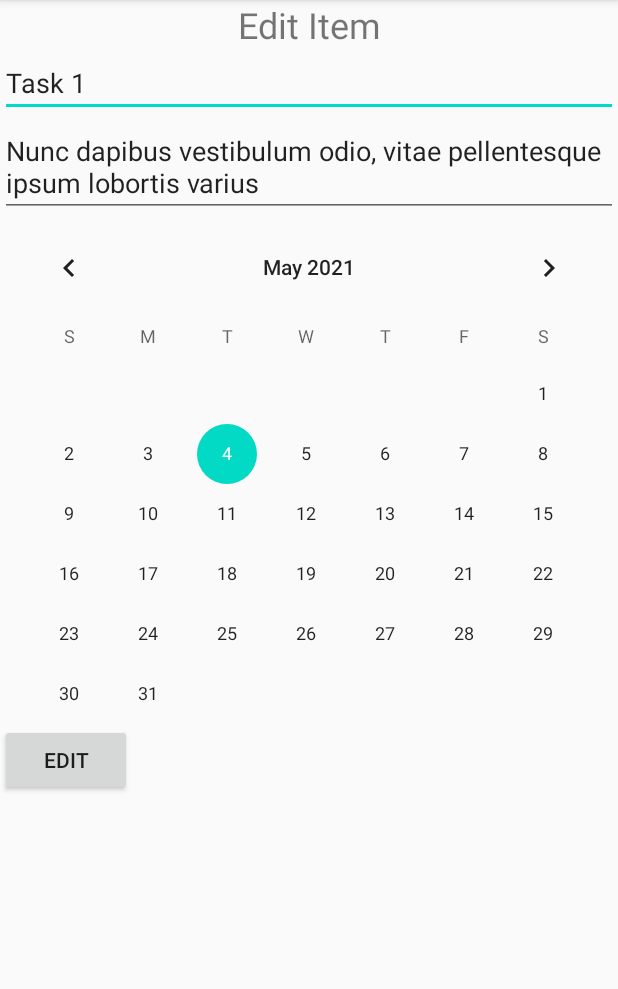
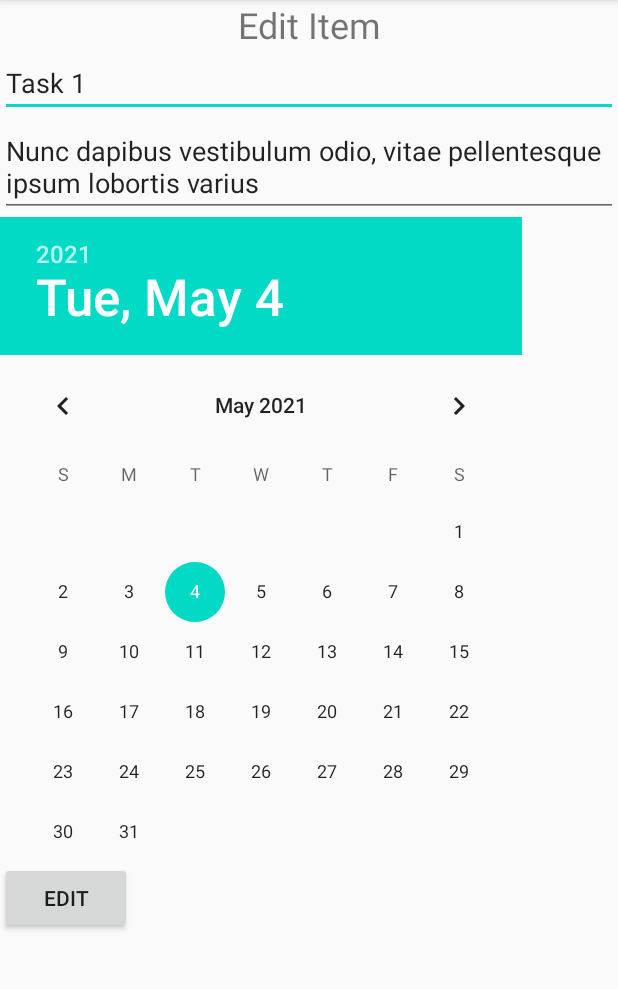
Before and after one commit to kseniaxen/demo-java-android-todo-2021, an Android app: the screen it shows after launch (FormActivity), after a tap on "EDIT", on a phone screen of 412 x 824 dp, the part 84-1073 px from its top. Run offline under Robolectric (Android 15) with nearby library versions, the phone set to English and light mode, and no system bars; libraries missing offline, so code that uses them is left out: com.orm.

Commit message:
Change CalendarView to DatePicker

```diff
--- a/app/src/main/java/org/tyaa/demo/java/android/mytodolist/FormActivity.java
+++ b/app/src/main/java/org/tyaa/demo/java/android/mytodolist/FormActivity.java
@@ -11,12 +11,15 @@ import android.util.Log;
 import android.view.View;
 import android.widget.Button;
 import android.widget.CalendarView;
+import android.widget.DatePicker;
 import android.widget.EditText;
 import android.widget.TextView;
 
 import java.text.ParseException;
 import java.text.SimpleDateFormat;
+import java.util.Calendar;
 import java.util.Date;
+import java.util.GregorianCalendar;
 
 /* класс активити добавления новой задачи */
 public class FormActivity extends AppCompatActivity {
@@ -39,10 +42,12 @@ public class FormActivity extends AppCompatActivity {
         // находим поле ввода заголовка новой задачи
         EditText titleEditText = findViewById(R.id.newItemTitleEditText);
         EditText descriptionEditText = findViewById(R.id.newItemDescriptionEditText);
-        CalendarView calendarView = findViewById(R.id.calendarView);
+        //CalendarView calendarView = findViewById(R.id.calendarView);
+        DatePicker datePickerView = findViewById(R.id.datePickerView);
 
         TextView newItemName = findViewById(R.id.newItemName);
 
+        /*
         calendarView.setOnDateChangeListener((view, year, month, dayOfMonth) -> {
             // номер первого месяца - 0,
             // поэтому номер любого месяца увеличиваем на 1
@@ -53,6 +58,21 @@ public class FormActivity extends AppCompatActivity {
                     String.format("%s%s.%s%s.%s", dayZero, dayOfMonth, monthZero, month, year);
             Log.d("MyTag: OnDateChangeListener", formattedSelectedDate);
             selectedDateString = formattedSelectedDate;
+        });
+         */
+        Calendar calendar = Calendar.getInstance();
+        calendar.setTimeInMillis(System.currentTimeMillis());
+        datePickerView.init(calendar.get(Calendar.YEAR), calendar.get(Calendar.MONTH), calendar.get(Calendar.DAY_OF_MONTH),new DatePicker.OnDateChangedListener() {
+            @Override
+            public void onDateChanged(DatePicker view, int year, int monthOfYear, int dayOfMonth) {
+                monthOfYear++;
+                String monthZero = monthOfYear < 10 ? "0" : "";
+                String dayZero = dayOfMonth < 10 ? "0" : "";
+                final String formattedSelectedDate =
+                        String.format("%s%s.%s%s.%s", dayZero, dayOfMonth, monthZero, monthOfYear, year);
+                Log.d("MyTag: OnDateChangeListener", formattedSelectedDate);
+                selectedDateString = formattedSelectedDate;
+            }
         });
         // если интент, открывший данную активность, содержит
         // расширение - ИД модели для редактирования
@@ -68,12 +88,27 @@ public class FormActivity extends AppCompatActivity {
                         // заполнить виджеты ввода данных из текущей модели
                         titleEditText.setText(currentTodoItem.getTitle());
                         descriptionEditText.setText(currentTodoItem.getDescription());
+                        /*
                         try {
                             calendarView.setDate(
                                     new SimpleDateFormat("dd.MM.yyyy")
                                             .parse(currentTodoItem.getDate())
                                             .getTime()
                             );
+                        } catch (ParseException e) {
+                            e.printStackTrace();
+                        }
+                         */
+                        Date date;
+                        try {
+                            date =  new SimpleDateFormat("dd.MM.yyyy")
+                                    .parse(currentTodoItem.getDate());
+                            calendar.setTime(date);
+                            datePickerView.updateDate(
+                                    calendar.get(Calendar.YEAR),
+                                    calendar.get(Calendar.MONTH),
+                                    calendar.get(Calendar.DAY_OF_MONTH)
+                                    );
                         } catch (ParseException e) {
                             e.printStackTrace();
                         }
@@ -96,8 +131,8 @@ public class FormActivity extends AppCompatActivity {
                     // titleEditText.getText().toString() - из виджета titleEditText
                     // считываем заголовок задачи, который ввел пользователь
                     // и передаем как аргумент конструктора модели задачи
-                    Log.d("MyTag 0: date", new SimpleDateFormat("dd.MM.yyyy")
-                            .format(new Date(calendarView.getDate())));
+                    //Log.d("MyTag 0: date", new SimpleDateFormat("dd.MM.yyyy")
+                    //        .format(new Date(calendarView.getDate())));
                     Global.items.add(
                             new TodoItem(
                                     titleEditText.getText().toString(),
--- a/app/src/main/res/layout/activity_form.xml
+++ b/app/src/main/res/layout/activity_form.xml
@@ -24,10 +24,14 @@
         android:hint="Description"
         android:layout_width="match_parent"
         android:layout_height="wrap_content"></EditText>
-    <CalendarView
+    <!--<CalendarView
         android:id="@+id/calendarView"
         android:layout_width="match_parent"
-        android:layout_height="wrap_content" />
+        android:layout_height="wrap_content" />!-->
+    <DatePicker
+        android:id="@+id/datePickerView"
+        android:layout_width="match_parent"
+        android:layout_height="wrap_content"/>
     <Button
         android:id="@+id/addButton"
         android:text="Add"
```
